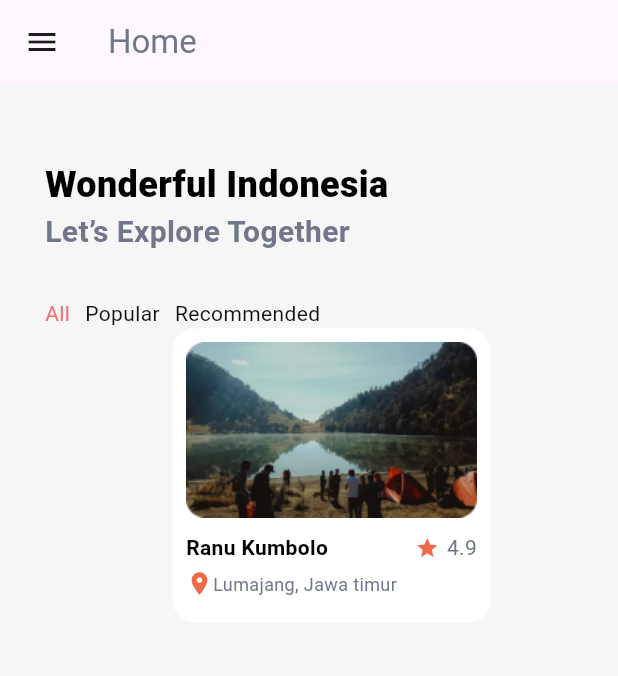
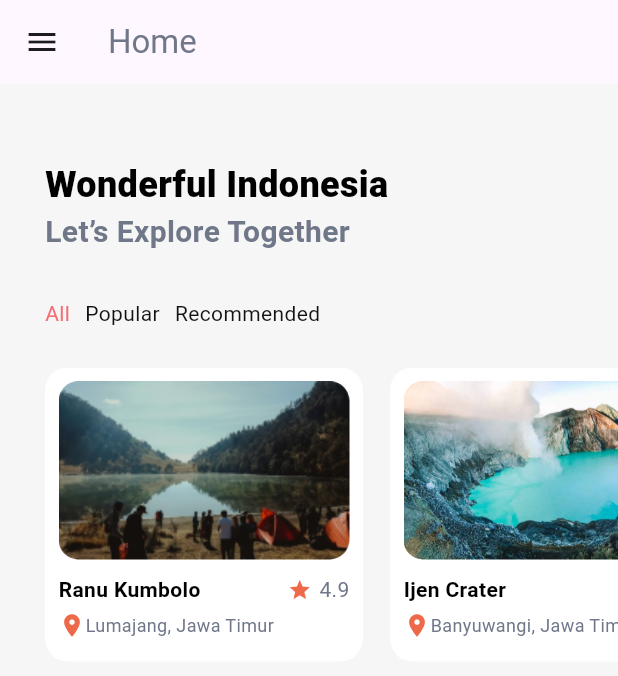
Before and after one commit to Desp0o/flutter-first-proj, a Flutter app: the screen it shows after launch, on a phone screen of 412 x 824 dp. Shown: the top 676 px of the screen. Run offline on Flutter 3.47's test engine with Material 3 defaults, Android fonts, the light colour scheme and no system bars.

Commit message:
map list with card widget

```diff
--- a/lib/widgets/card_widget.dart
+++ b/lib/widgets/card_widget.dart
@@ -1,7 +1,17 @@
 import 'package:flutter/material.dart';
 
 class CardWidget extends StatelessWidget {
-  const CardWidget({super.key});
+  final String destName;
+  final String image;
+  final double score;
+  final String desc;
+
+  const CardWidget(
+      {super.key,
+      required this.destName,
+      required this.image,
+      required this.score,
+      required this.desc});
 
   @override
   Widget build(BuildContext context) {
@@ -14,13 +24,22 @@ class CardWidget extends StatelessWidget {
           color: Colors.white),
       child: Column(
         children: [
-          Center(child: Image.asset('assets/images/lake.png')),
+          Center(
+              child: ClipRRect(
+            borderRadius: BorderRadius.circular(13.0), // Set the border radius
+            child: Image.asset(
+              image,
+              width: 197,
+              height: 119,
+              fit: BoxFit.fill,
+            ),
+          )),
           SizedBox(height: 10),
           Row(
             mainAxisAlignment: MainAxisAlignment.spaceBetween,
-            children: const [
+            children: [
               Text(
-                "Ranu Kumbolo",
+                destName,
                 style: TextStyle(
                     color: Colors.black,
                     fontSize: 14,
@@ -36,21 +55,22 @@ class CardWidget extends StatelessWidget {
                   SizedBox(
                     width: 5,
                   ),
-                  Text('4.9', style: TextStyle(color: Color(0xff6F7789)))
+                  Text(score.toStringAsFixed(1),
+                      style: TextStyle(color: Color(0xff6F7789)))
                 ],
               )
             ],
           ),
           SizedBox(height: 5),
           Row(
-            children: const [
+            children: [
               Icon(
                 Icons.location_on,
                 size: 18,
                 color: Color(0xffEE684A),
               ),
               Text(
-                "Lumajang, Jawa timur",
+                desc,
                 style: TextStyle(fontSize: 12, color: Color(0xff6f7789)),
               )
             ],
--- a/lib/widgets/category_widget.dart
+++ b/lib/widgets/category_widget.dart
@@ -14,7 +14,6 @@ class _CategorWidgetState extends State<CategorWidget> {
   void updateFilter(String filter) {
     setState(() {
       _currentFilter = filter;
-      print(_currentFilter);
     });
   }
 
@@ -24,9 +23,49 @@ class _CategorWidgetState extends State<CategorWidget> {
     'Recommended',
   ];
 
+  final List<Map<String, dynamic>> _destinations = [
+    {
+      'image': "assets/images/lake.png",
+      'destName': "Ranu Kumbolo",
+      'score': 4.9,
+      'desc': "Lumajang, Jawa Timur"
+    },
+    {
+      'image': "assets/images/crater.jpg",
+      'destName': "Ijen Crater",
+      'score': 5.0,
+      'desc': "Banyuwangi, Jawa Timur"
+    },
+    {
+      'image': "assets/images/beach.jpg",
+      'destName': "Kuta Beach",
+      'score': 4.7,
+      'desc': "Bali, Indonesia"
+    },
+    {
+      'image': "assets/images/mountain.jpg",
+      'destName': "Mount Bromo",
+      'score': 4.8,
+      'desc': "East Java, Indonesia"
+    },
+    {
+      'image': "assets/images/temple.jpg",
+      'destName': "Borobudur Temple",
+      'score': 4.9,
+      'desc': "Magelang, Jawa Tengah"
+    },
+    {
+      'image': "assets/images/canyon.jpg",
+      'destName': "Raja Ampat",
+      'score': 5.0,
+      'desc': "West Papua, Indonesia"
+    }
+  ];
+
   @override
   Widget build(BuildContext context) {
     return Column(
+      crossAxisAlignment: CrossAxisAlignment.start,
       children: [
         Row(
           children: _filters
@@ -50,7 +89,28 @@ class _CategorWidgetState extends State<CategorWidget> {
                   ))
               .toList(),
         ),
-        CardWidget()
+        SizedBox(height: 26),
+        SingleChildScrollView(
+          scrollDirection: Axis.horizontal,
+          physics: BouncingScrollPhysics(),
+          child: Row(
+            children: _destinations
+                .map((item) => GestureDetector(
+                    onTap: () {},
+                    child: Row(
+                      children: [
+                        CardWidget(
+                          destName: item['destName'],
+                          image: item['image'],
+                          score: item['score'],
+                          desc: item['desc'],
+                        ),
+                        SizedBox(width: 18)
+                      ],
+                    )))
+                .toList(),
+          ),
+        )
       ],
     );
   }
--- a/pubspec.yaml
+++ b/pubspec.yaml
@@ -61,6 +61,11 @@ flutter:
   # To add assets to your application, add an assets section, like this:
   assets:
     - assets/images/lake.png
+    - assets/images/crater.jpg
+    - assets/images/beach.jpg
+    - assets/images/mountain.jpg
+    - assets/images/temple.jpg
+    - assets/images/canyon.jpg
   # An image asset can refer to one or more resolution-specific "variants", see
   # https://flutter.dev/to/resolution-aware-images
 
```
Also changed, not shown: assets/images/beach.jpg (added), assets/images/canyon.jpg (added), assets/images/crater.jpg (added), assets/images/mountain.jpg (added), assets/images/temple.jpg (added).
